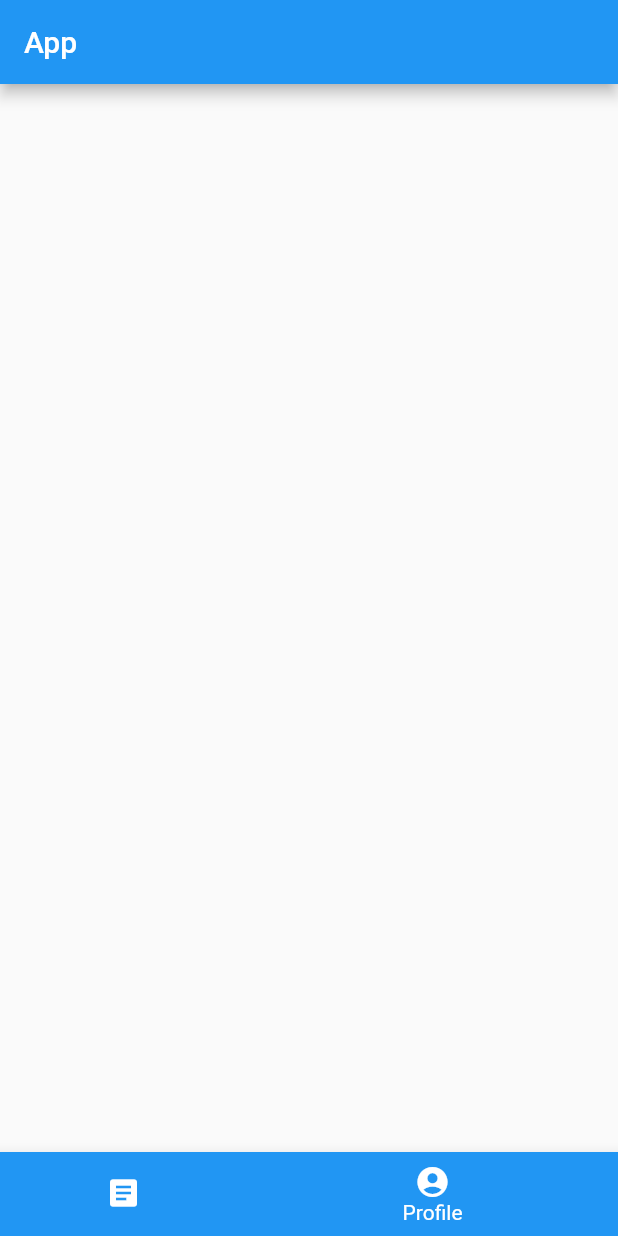
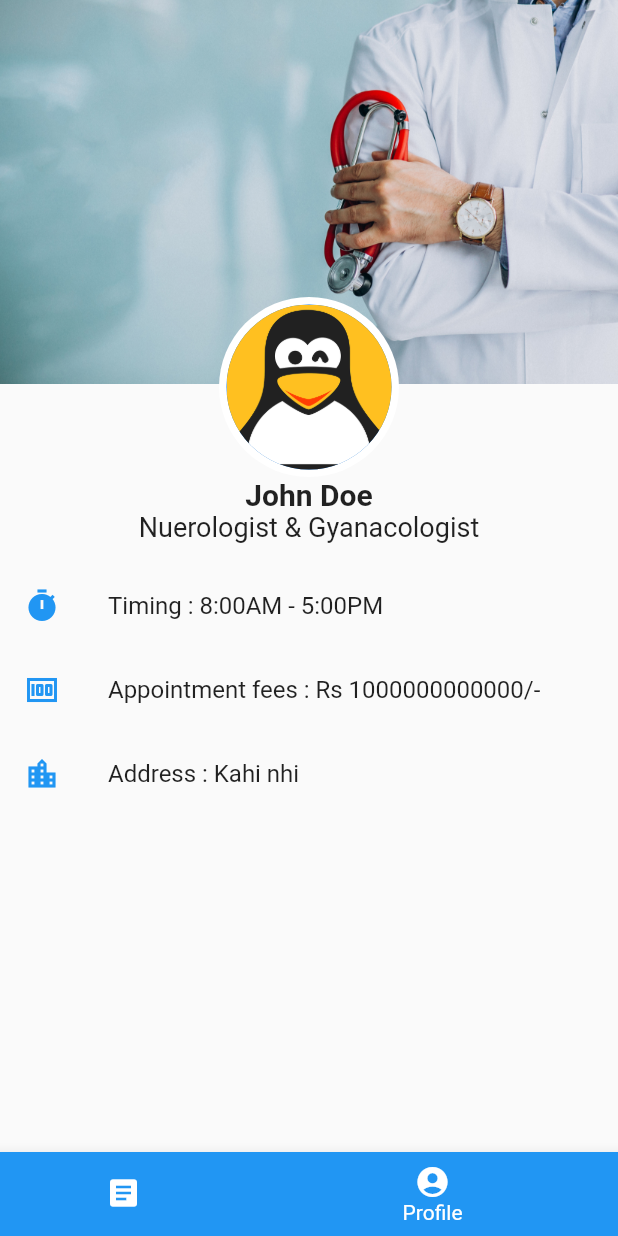
Before and after one commit to anand817/borderhacks_admin, a Flutter app: the screen it shows after launch, item 2 of the bottom bar chosen, on a phone screen of 412 x 824 dp. Run offline on Flutter 3.47's test engine with Material 2 defaults, Android fonts, the phone set to English and light mode, and no system bars; our stand-ins replace get_it.

Commit message:
feat: add profile page (#2)

```diff
--- a/lib/locator.dart
+++ b/lib/locator.dart
@@ -1,5 +1,6 @@
 import 'package:borderhacks/viewmodels/home_viewmodel.dart';
 import 'package:borderhacks/viewmodels/landing_viewmodel.dart';
+import 'package:borderhacks/viewmodels/profile_viewmodel.dart';
 import 'package:get_it/get_it.dart';
 
 GetIt locator = GetIt.instance;
@@ -7,4 +8,5 @@ GetIt locator = GetIt.instance;
 Future<void> setupLocator() async {
   locator.registerFactory<HomeViewModel>(() => HomeViewModel());
   locator.registerFactory<LandingViewModel>(() => LandingViewModel());
+  locator.registerFactory<ProfileViewmodel>(() => ProfileViewmodel());
 }
--- a/lib/main.dart
+++ b/lib/main.dart
@@ -11,6 +11,7 @@ class MyApp extends StatelessWidget {
   @override
   Widget build(BuildContext context) {
     return MaterialApp(
+      debugShowCheckedModeBanner: false,
       title: 'Flutter Demo',
       theme: ThemeData(
         primarySwatch: Colors.blue,
--- a/lib/viewmodels/landing_viewmodel.dart
+++ b/lib/viewmodels/landing_viewmodel.dart
@@ -1,17 +1,23 @@
 import 'package:borderhacks/viewmodels/base_viewmodel.dart';
 import 'package:borderhacks/views/home_view.dart';
+import 'package:borderhacks/views/profile_view.dart';
 import 'package:flutter/cupertino.dart';
 import 'package:flutter/material.dart';
 
 class LandingViewModel extends BaseViewModel {
   final List<Widget> _views = [
-    Home(),
-    Home(),
+    HomeView(),
+    ProfileView(),
   ];
 
   final List<Color> _colors = [
     Colors.red,
     Colors.blue,
+  ];
+
+  final List<String> _headings = [
+    'My Appointments',
+    'Profile',
   ];
 
   int _activeTab = 0;
@@ -22,6 +28,8 @@ class LandingViewModel extends BaseViewModel {
 
   Color get activeColor => _colors[activeTab];
 
+  String get activeHeading => _headings[activeTab];
+
   set activeTab(int activeTab) {
     _activeTab = activeTab;
     notifyListeners();
--- /dev/null
+++ b/lib/viewmodels/profile_viewmodel.dart
@@ -0,0 +1,3 @@
+import 'package:borderhacks/viewmodels/base_viewmodel.dart';
+
+class ProfileViewmodel extends BaseViewModel {}
--- a/lib/views/home_view.dart
+++ b/lib/views/home_view.dart
@@ -1,7 +1,7 @@
 import 'package:flutter/material.dart';
 
-class Home extends StatelessWidget {
-  const Home({Key? key}) : super(key: key);
+class HomeView extends StatelessWidget {
+  const HomeView({Key? key}) : super(key: key);
 
   @override
   Widget build(BuildContext context) {
--- a/lib/views/landing_view.dart
+++ b/lib/views/landing_view.dart
@@ -9,10 +9,12 @@ class LandingView extends StatelessWidget {
   Widget build(BuildContext context) {
     return BaseView<LandingViewModel>(
       builder: (context, model, child) => Scaffold(
-        appBar: AppBar(
-          title: Text('App'),
-          backgroundColor: model.activeColor,
-        ),
+        appBar: model.activeTab != 1
+            ? AppBar(
+                title: Text(model.activeHeading),
+                backgroundColor: model.activeColor,
+              )
+            : null,
         body: model.activeBody,
         bottomNavigationBar: BottomNavigationBar(
           currentIndex: model.activeTab,
--- /dev/null
+++ b/lib/views/profile_view.dart
@@ -0,0 +1,97 @@
+import 'package:borderhacks/viewmodels/profile_viewmodel.dart';
+import 'package:borderhacks/views/base_view.dart';
+import 'package:flutter/cupertino.dart';
+import 'package:flutter/material.dart';
+
+class ProfileView extends StatelessWidget {
+  const ProfileView({Key? key}) : super(key: key);
+
+  Widget _buildCoverImage() {
+    return Container(
+      decoration: BoxDecoration(
+        image: DecorationImage(
+          image: AssetImage('assets/images/doctor-background.jpg'),
+          fit: BoxFit.cover,
+        ),
+      ),
+    );
+  }
+
+  Widget _buildProfileImage() {
+    return Positioned(
+      bottom: -106,
+      child: Column(
+        children: [
+          CircleAvatar(
+            radius: 60,
+            backgroundColor: Colors.white,
+            child: CircleAvatar(
+              radius: 55,
+              backgroundImage: AssetImage('assets/images/profile.png'),
+            ),
+          ),
+          Text(
+            'John Doe',
+            style: TextStyle(fontSize: 20, fontWeight: FontWeight.bold),
+          ),
+          Text(
+            'Nuerologist & Gyanacologist',
+            style: TextStyle(fontSize: 18),
+          ),
+        ],
+      ),
+    );
+  }
+
+  Widget _buildHeader() {
+    return Stack(
+      alignment: Alignment.center,
+      clipBehavior: Clip.none,
+      children: [
+        _buildCoverImage(),
+        _buildProfileImage(),
+      ],
+    );
+  }
+
+  Widget _buildInfo(IconData leading, String field, String value) {
+    return ListTile(
+      leading: Icon(
+        leading,
+        color: Colors.blue,
+      ),
+      title: Text('$field : $value'),
+    );
+  }
+
+  Widget _buildProfileInfo() {
+    return ListView(
+      children: [
+        _buildInfo(Icons.timer, 'Timing', '8:00AM - 5:00PM'),
+        _buildInfo(Icons.money, 'Appointment fees', 'Rs 1000000000000/-'),
+        _buildInfo(Icons.location_city, 'Address', 'Kahi nhi'),
+      ],
+    );
+  }
+
+  @override
+  Widget build(BuildContext context) {
+    return BaseView<ProfileViewmodel>(
+      builder: (context, model, child) => Column(
+        children: [
+          Expanded(
+            flex: 1,
+            child: _buildHeader(),
+          ),
+          Expanded(
+            flex: 2,
+            child: Container(
+              margin: EdgeInsets.only(top: 120),
+              child: _buildProfileInfo(),
+            ),
+          )
+        ],
+      ),
+    );
+  }
+}
--- a/pubspec.yaml
+++ b/pubspec.yaml
@@ -47,9 +47,8 @@ flutter:
   uses-material-design: true
 
   # To add assets to your application, add an assets section, like this:
-  # assets:
-  #   - images/a_dot_burr.jpeg
-  #   - images/a_dot_ham.jpeg
+  assets:
+    - assets/images/
 
   # An image asset can refer to one or more resolution-specific "variants", see
   # https://flutter.dev/assets-and-images/#resolution-aware.
```
Also changed, not shown: assets/images/doctor-background.jpg (added), assets/images/profile.png (added).
